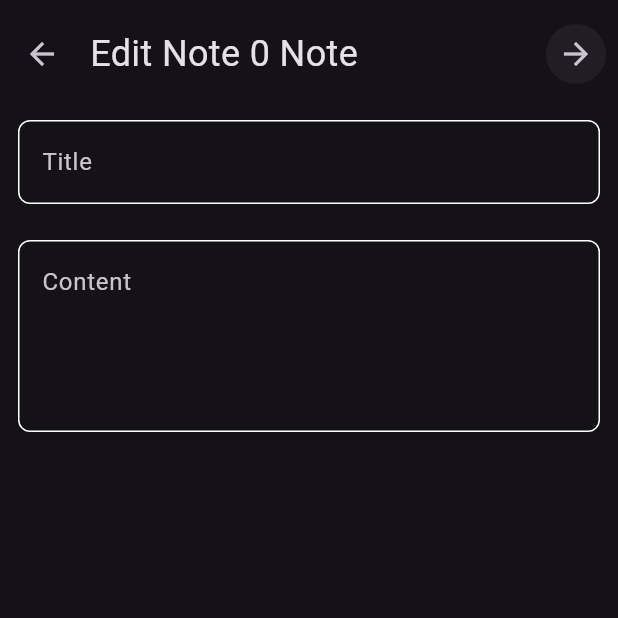
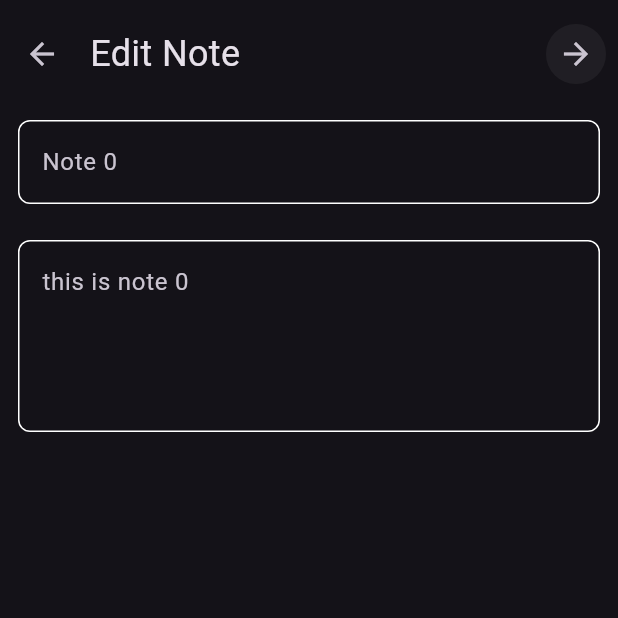
Before and after one commit to Mahmoud-Magdy17/notes_app, a Flutter app: the screen it shows after launch, after a tap on an icon or button, on a phone screen of 412 x 824 dp, the top half of it. Run offline on Flutter 3.47's test engine with Material 3 defaults, Android fonts, the phone set to English and light mode, and no system bars; Roboto replaces fonts that are missing (assets/fonts/Poppins/Poppins-Regular.ttf).

Commit message:
edit note view ui done

```diff
--- a/lib/features/edit_note_feature/ui/edit_note_view.dart
+++ b/lib/features/edit_note_feature/ui/edit_note_view.dart
@@ -13,12 +13,15 @@ class EditNoteView extends StatelessWidget {
       body: Column(
         children: [
           CustomAppBar(
-            title: "Edit ${note.title} Note",
+            title: "Edit Note",
             back: true,
-            icon:const  Icon(Icons.arrow_forward),
+            icon: const Icon(Icons.arrow_forward),
             onPressed: () {},
           ),
-          const EditNoteForm()
+          EditNoteForm(
+            title: note.title,
+            content: note.content,
+          )
         ],
       ),
     );
--- a/lib/features/edit_note_feature/ui/widgets/edit_note_form.dart
+++ b/lib/features/edit_note_feature/ui/widgets/edit_note_form.dart
@@ -2,20 +2,21 @@ import 'package:flutter/material.dart';
 import 'package:notes_app/features/add_note_feature/ui/widgets/custom_text_form_field.dart';
 
 class EditNoteForm extends StatelessWidget {
-  const EditNoteForm({super.key});
-
+  const EditNoteForm({super.key, required this.title, required this.content});
+  final String title;
+  final String content;
   @override
   Widget build(BuildContext context) {
-    return const Padding(
-      padding: EdgeInsets.only(left: 12.0, right: 12.0, top: 8),
+    return Padding(
+      padding: const EdgeInsets.only(left: 12.0, right: 12.0, top: 8),
       child: Column(
         children: [
-          CustomTextFormField(hint: "Title"),
-          SizedBox(
+          CustomTextFormField(hint: title),
+          const SizedBox(
             height: 24,
           ),
           CustomTextFormField(
-            hint: "Content",
+            hint: content,
             maxLines: 4,
           )
         ],
```
